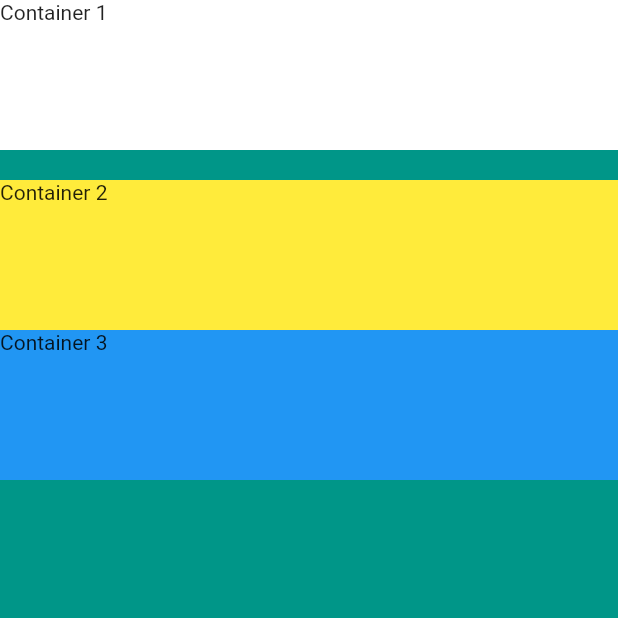
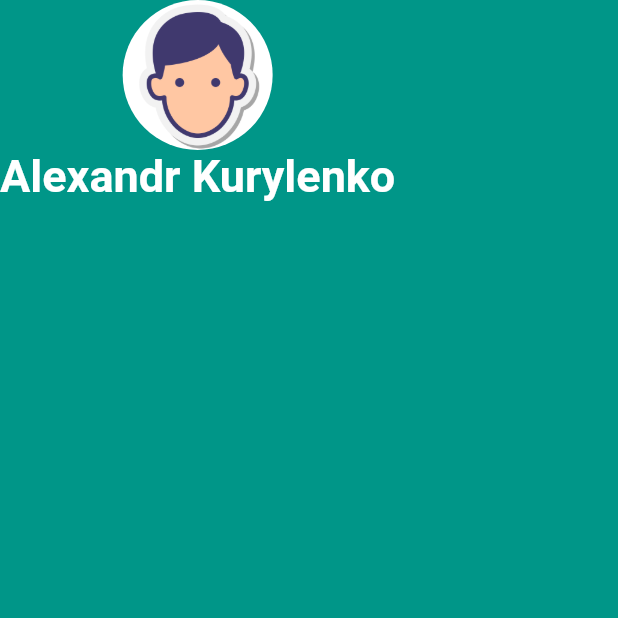
Before and after one commit to zod4iy/FlutterBootCamp, a Flutter app: the screen it shows after launch, on a phone screen of 412 x 824 dp, the top half of it. Run offline on Flutter 3.47's test engine with Material 2 defaults, Android fonts, the phone set to English and light mode, and no system bars.

Commit message:
[my_card] - Add avatar image/Setup name

```diff
--- a/my_card/lib/main.dart
+++ b/my_card/lib/main.dart
@@ -12,29 +12,19 @@ class MyApp extends StatelessWidget {
         backgroundColor: Colors.teal,
         body: SafeArea(
           child: Column(
-            // mainAxisAlignment: MainAxisAlignment.spaceEvenly,
-            crossAxisAlignment: CrossAxisAlignment.stretch,
-            children: [
-              Container(
-                height: 100.0,
-                width: 100.0,
-                color: Colors.white,
-                child: Text('Container 1'),
+            children: const [
+              CircleAvatar(
+                radius: 50.0,
+                backgroundColor: Colors.white,
+                foregroundImage: AssetImage('images/userMale.png')
               ),
-              SizedBox(
-                height: 20,
-              ),
-              Container(
-                height: 100.0,
-                width: 100.0,
-                color: Colors.yellow,
-                child: Text('Container 2'),
-              ),
-              Container(
-                height: 100.0,
-                width: 100.0,
-                color: Colors.blue,
-                child: Text('Container 3'),
+              Text(
+                'Alexandr Kurylenko',
+                style: TextStyle(
+                  fontSize: 30.0,
+                  fontWeight: FontWeight.bold,
+                  color: Colors.white
+                ),
               ),
             ],
           ),
--- a/my_card/pubspec.yaml
+++ b/my_card/pubspec.yaml
@@ -58,9 +58,8 @@ flutter:
   uses-material-design: true
 
   # To add assets to your application, add an assets section, like this:
-  # assets:
-  #   - images/a_dot_burr.jpeg
-  #   - images/a_dot_ham.jpeg
+  assets:
+    - images/
 
   # An image asset can refer to one or more resolution-specific "variants", see
   # https://flutter.dev/assets-and-images/#resolution-aware.
```
Also changed, not shown: my_card/images/userMale.png (added).
